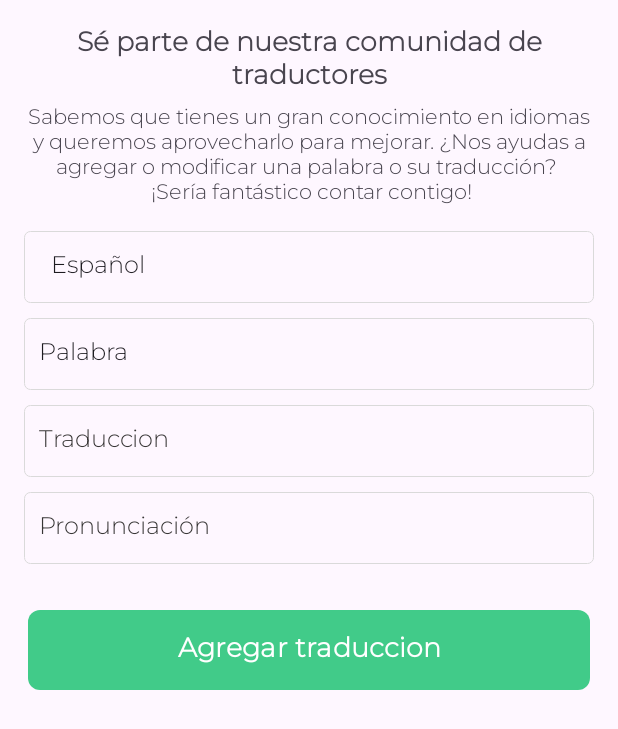
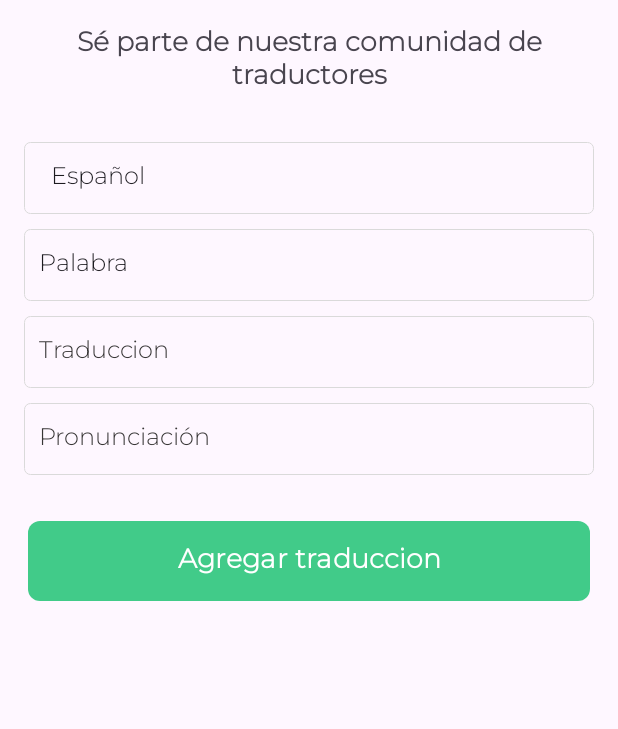
Before and after one commit to jhhonr144/Atanke, an Android app: the SugerirTraduccion screen opened directly, with no data from a screen before it, on a phone screen of 412 x 824 dp. Shown: the top 729 px of the screen. Run offline under Robolectric (Android 15) with nearby library versions, the phone set to English and light mode, and no system bars; our stand-ins replace Room's generated code.

Commit message:
actualizacion de sugerir traduccion

```diff
--- a/app/src/main/res/layout/sugerir_palabra_activity.xml
+++ b/app/src/main/res/layout/sugerir_palabra_activity.xml
@@ -17,9 +17,12 @@
 
         <TextView
             android:id="@+id/textView3"
-            android:layout_marginTop="@dimen/dp_font_size_medium"
             android:layout_width="match_parent"
             android:layout_height="wrap_content"
+            android:layout_marginLeft="20dp"
+            android:layout_marginTop="@dimen/dp_font_size_medium"
+            android:layout_marginRight="20dp"
+            android:layout_marginBottom="20dp"
             android:gravity="center"
             android:text="@string/nuestra_comunidad"
             android:textSize="18sp"
@@ -30,7 +33,8 @@
             android:layout_width="match_parent"
             android:layout_height="79dp"
             android:gravity="center"
-            android:text="Sabemos que tienes un gran conocimiento en idiomas y queremos aprovecharlo para mejorar. ¿Nos ayudas a agregar o modificar una palabra o su traducción? \n ¡Sería fantástico contar contigo!" />
+            android:text="Sabemos que tienes un gran conocimiento en idiomas y queremos aprovecharlo para mejorar. ¿Nos ayudas a agregar o modificar una palabra o su traducción? \n ¡Sería fantástico contar contigo!"
+            android:visibility="gone" />
 
 
         <Spinner
```
